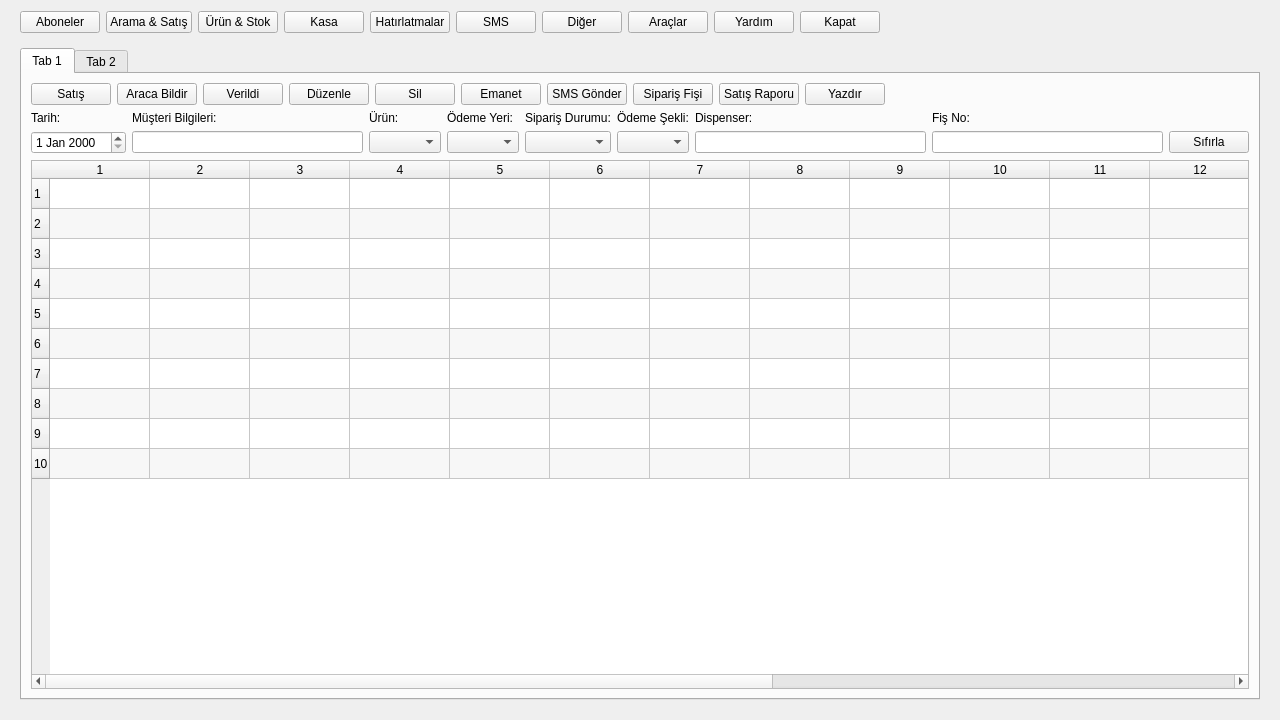
First picture: the form in h2open/form.ui, repository OrhanYigitDurmaz/h2open-desktop, before the edit.
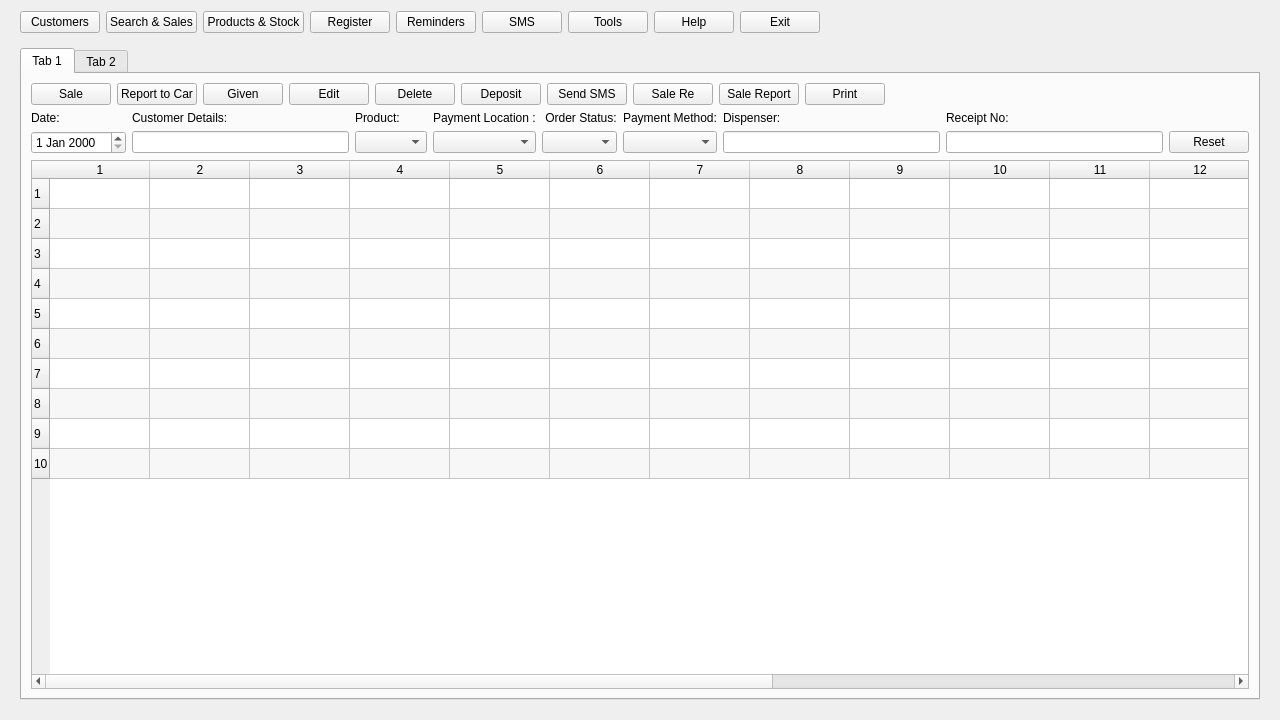
Second picture: the form after the edit. Icons and pictures are not drawn.

What changed in the file:
```diff
--- a/h2open/form.ui
+++ b/h2open/form.ui
@@ -51,70 +51,70 @@
              <item>
               <widget class="QPushButton" name="pushButton_68">
                <property name="text">
-                <string>Satış</string>
+                <string>Sale</string>
                </property>
               </widget>
              </item>
              <item>
               <widget class="QPushButton" name="pushButton_69">
                <property name="text">
-                <string>Araca Bildir</string>
+                <string>Report to Car</string>
                </property>
               </widget>
              </item>
              <item>
               <widget class="QPushButton" name="pushButton_70">
                <property name="text">
-                <string>Verildi</string>
+                <string>Given</string>
                </property>
               </widget>
              </item>
              <item>
               <widget class="QPushButton" name="pushButton_71">
                <property name="text">
-                <string>Düzenle</string>
+                <string>Edit</string>
                </property>
               </widget>
              </item>
              <item>
               <widget class="QPushButton" name="pushButton_72">
                <property name="text">
-                <string>Sil</string>
+                <string>Delete</string>
                </property>
               </widget>
              </item>
              <item>
               <widget class="QPushButton" name="pushButton_73">
                <property name="text">
-                <string>Emanet</string>
+                <string>Deposit</string>
                </property>
               </widget>
              </item>
              <item>
               <widget class="QPushButton" name="pushButton_74">
                <property name="text">
-                <string>SMS Gönder</string>
+                <string>Send SMS</string>
                </property>
               </widget>
              </item>
              <item>
               <widget class="QPushButton" name="pushButton_75">
                <property name="text">
-                <string>Sipariş Fişi</string>
+                <string>Sale Re</string>
                </property>
               </widget>
              </item>
              <item>
               <widget class="QPushButton" name="pushButton_76">
                <property name="text">
-                <string>Satış Raporu</string>
+                <string>Sale Report</string>
                </property>
               </widget>
              </item>
              <item>
               <widget class="QPushButton" name="pushButton_77">
                <property name="text">
-                <string>Yazdır</string>
+                <string>Print</string>
                </property>
               </widget>
              </item>
@@ -141,42 +141,42 @@
              <item row="0" column="0">
               <widget class="QLabel" name="label_2">
                <property name="text">
-                <string>Tarih:</string>
+                <string>Date:</string>
                </property>
               </widget>
              </item>
              <item row="0" column="1">
               <widget class="QLabel" name="label_3">
                <property name="text">
-                <string>Müşteri Bilgileri:</string>
+                <string>Customer Details:</string>
                </property>
               </widget>
              </item>
              <item row="0" column="2">
               <widget class="QLabel" name="label_4">
                <property name="text">
-                <string>Ürün:</string>
+                <string>Product:</string>
                </property>
               </widget>
              </item>
              <item row="0" column="3">
               <widget class="QLabel" name="label_5">
                <property name="text">
-                <string>Ödeme Yeri:</string>
+                <string>Payment Location :</string>
                </property>
               </widget>
              </item>
              <item row="0" column="4">
               <widget class="QLabel" name="label_6">
                <property name="text">
-                <string>Sipariş Durumu:</string>
+                <string> Order Status:</string>
                </property>
               </widget>
              </item>
              <item row="0" column="5">
               <widget class="QLabel" name="label_7">
                <property name="text">
-                <string>Ödeme Şekli:</string>
+                <string>Payment Method:</string>
                </property>
               </widget>
              </item>
@@ -190,7 +190,7 @@
              <item row="0" column="7">
               <widget class="QLabel" name="label_9">
                <property name="text">
-                <string>Fiş No:</string>
+                <string>Receipt No:</string>
                </property>
               </widget>
              </item>
@@ -228,7 +228,7 @@
              <item row="1" column="8">
               <widget class="QPushButton" name="pushButton">
                <property name="text">
-                <string>Sıfırla</string>
+                <string>Reset</string>
                </property>
               </widget>
              </item>
@@ -324,7 +324,7 @@
      <item>
       <widget class="QPushButton" name="pushButton_aboneler_2">
        <property name="text">
-        <string>Aboneler</string>
+        <string>Customers</string>
        </property>
       </widget>
      </item>
@@ -337,28 +337,28 @@
         </font>
        </property>
        <property name="text">
-        <string>Arama &amp;&amp; Satış</string>
+        <string>Search &amp;&amp; Sales</string>
        </property>
       </widget>
      </item>
      <item>
       <widget class="QPushButton" name="pushButton_9">
        <property name="text">
-        <string>Ürün &amp;&amp; Stok</string>
+        <string>Products &amp;&amp; Stock</string>
        </property>
       </widget>
      </item>
      <item>
       <widget class="QPushButton" name="pushButton_13">
        <property name="text">
-        <string>Kasa</string>
+        <string>Register</string>
        </property>
       </widget>
      </item>
      <item>
       <widget class="QPushButton" name="pushButton_11">
        <property name="text">
-        <string>Hatırlatmalar</string>
+        <string>Reminders</string>
        </property>
       </widget>
      </item>
@@ -369,31 +369,24 @@
        </property>
       </widget>
      </item>
-     <item>
-      <widget class="QPushButton" name="pushButton_16">
-       <property name="text">
-        <string>Diğer</string>
-       </property>
-      </widget>
-     </item>
      <item>
       <widget class="QPushButton" name="pushButton_14">
        <property name="text">
-        <string>Araçlar</string>
+        <string>Tools</string>
        </property>
       </widget>
      </item>
      <item>
       <widget class="QPushButton" name="pushButton_15">
        <property name="text">
-        <string>Yardım</string>
+        <string>Help</string>
        </property>
       </widget>
      </item>
      <item>
       <widget class="QPushButton" name="pushButton_kapat_2">
        <property name="text">
-        <string>Kapat</string>
+        <string>Exit</string>
        </property>
        <property name="icon">
         <iconset theme="edit-delete"/>
```
